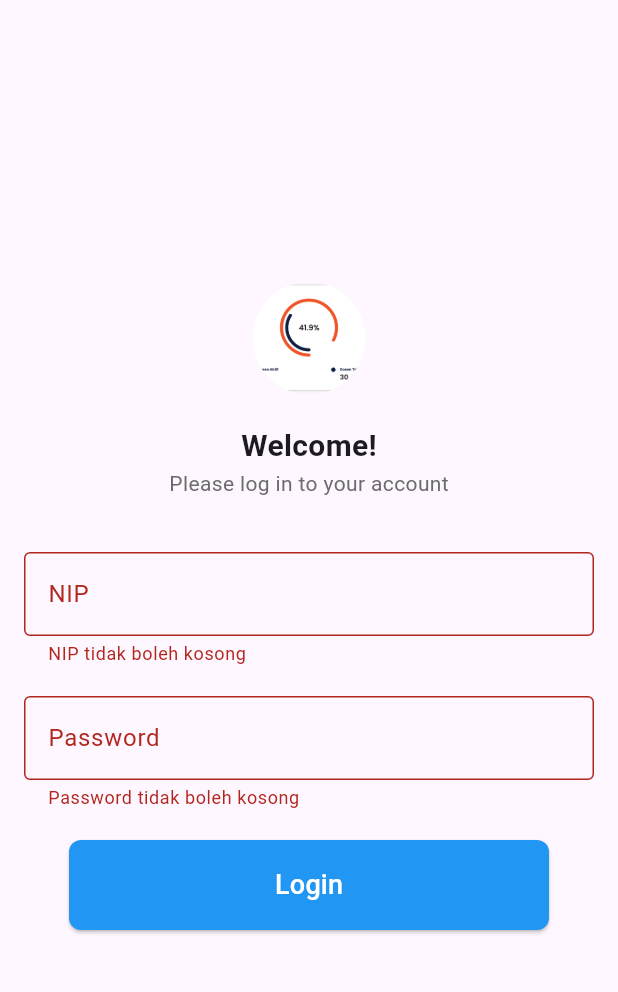
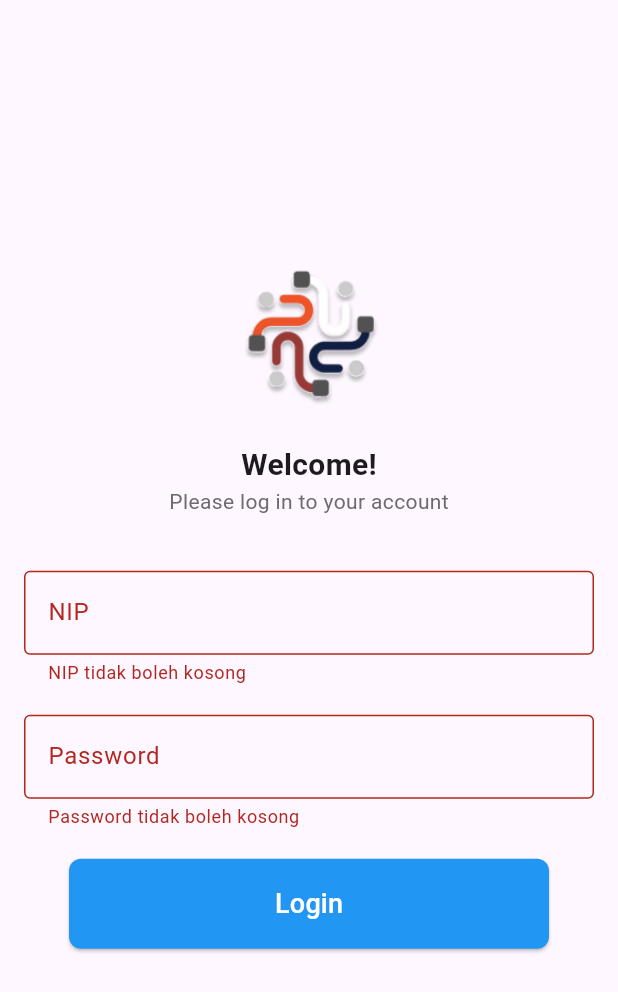
Before and after one commit to wisamahmad123/mobile_smarcerti_collab, a Flutter app: the screen it shows after launch, after a tap on "Login", on a phone screen of 412 x 824 dp. Shown: the top 992 px of the screen. Run offline on Flutter 3.47's test engine with Material 3 defaults, Android fonts, the phone set to English and light mode, and no system bars; Roboto replaces fonts that are missing (Poppins).

Commit message:
LoadingScreen

```diff
--- a/lib/main.dart
+++ b/lib/main.dart
@@ -1,5 +1,6 @@
 // main.dart
 import 'package:flutter/material.dart';
+import 'package:mobile_smarcerti/pages/LoadingScreen.dart';
 import 'pages/login_page.dart'; // Import halaman LoginPage
 
 void main() {
@@ -17,7 +18,7 @@ class MyApp extends StatelessWidget {
       theme: ThemeData(
         primarySwatch: Colors.blue,
       ),
-      home: const LoginPage(), // Halaman pertama adalah LoginPage
+      home: const LoadingScreen(), // Halaman pertama adalah Loadingscreen
     );
   }
 }
--- /dev/null
+++ b/lib/pages/LoadingScreen.dart
@@ -0,0 +1,70 @@
+import 'dart:async';
+import 'package:flutter/material.dart';
+import 'login_page.dart';  // Import halaman login
+
+class LoadingScreen extends StatefulWidget {
+  const LoadingScreen({super.key});
+
+  @override
+  State<LoadingScreen> createState() => _LoadingScreenState();
+}
+
+class _LoadingScreenState extends State<LoadingScreen> {
+  @override
+  void initState() {
+    super.initState();
+    // Waktu untuk pindah ke halaman login setelah 3 detik
+    Timer(const Duration(seconds: 3), () {
+      Navigator.pushReplacement(
+        context,
+        MaterialPageRoute(builder: (context) => const LoginPage()),  // Pindah ke halaman login
+      );
+    });
+  }
+
+  @override
+  Widget build(BuildContext context) {
+    return Scaffold(
+      body: Center(
+        child: Column(
+          mainAxisAlignment: MainAxisAlignment.center,
+          children: [
+            // Display logo image
+            Container(
+              width: 150,
+              height: 150,
+              decoration: const BoxDecoration(
+                image: DecorationImage(
+                  image: AssetImage("assets/images/logo.png"),
+                  fit: BoxFit.contain,
+                ),
+              ),
+            ),
+            const SizedBox(height: 1),
+            const Text(
+              'SMARTCERTI',
+              style: TextStyle(
+                fontFamily: 'RacingSansOne',
+                fontSize: 54,
+                fontWeight: FontWeight.bold,
+                color: Color(0xFFEF5428),
+              ),
+            ),
+            Transform.translate(
+            offset: const Offset(0, -15),  // Menggeser teks ke atas
+            child: const Text(
+              'Certification Management for JTI',
+              style: TextStyle(
+                fontFamily: 'RacingSansOne',
+                fontSize: 18,
+                color: Color(0xFF949494),
+              ),
+            ),
+          ),
+
+          ],
+        ),
+      ),
+    );
+  }
+}
--- a/lib/pages/login_page.dart
+++ b/lib/pages/login_page.dart
@@ -14,9 +14,9 @@ class LoginPage extends StatelessWidget {
             children: [
               ClipOval(
                 child: Image(
-                  image: AssetImage('assets/images/static.png'),
-                  width: 75,
-                  height: 75,
+                  image: AssetImage('assets/images/logo.png'),
+                  width: 100,
+                  height: 100,
                   fit: BoxFit.cover,
                 ),
               ),
```
Also changed, not shown: pubspec.yaml (+7 -0 lines), assets/fonts/RacingSansOne-Regular.ttf (added), assets/images/logo.png (added).
